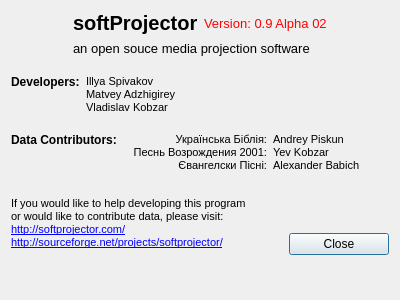
Before: the Qt Designer form src/aboutdialog.ui in SoftProjector/src, drawn with Qt 5.
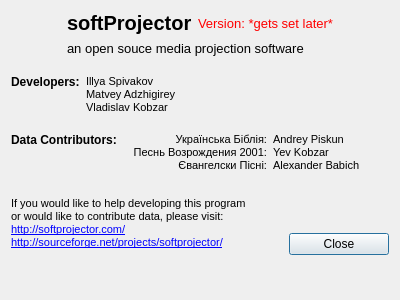
After: the same form once the commit is applied.

```diff
--- a/src/aboutdialog.ui
+++ b/src/aboutdialog.ui
@@ -88,7 +88,7 @@
         </font>
        </property>
        <property name="text">
-        <string>Version: 0.9 Alpha 02</string>
+        <string>Version: *gets set later*</string>
        </property>
       </widget>
      </item>
```
